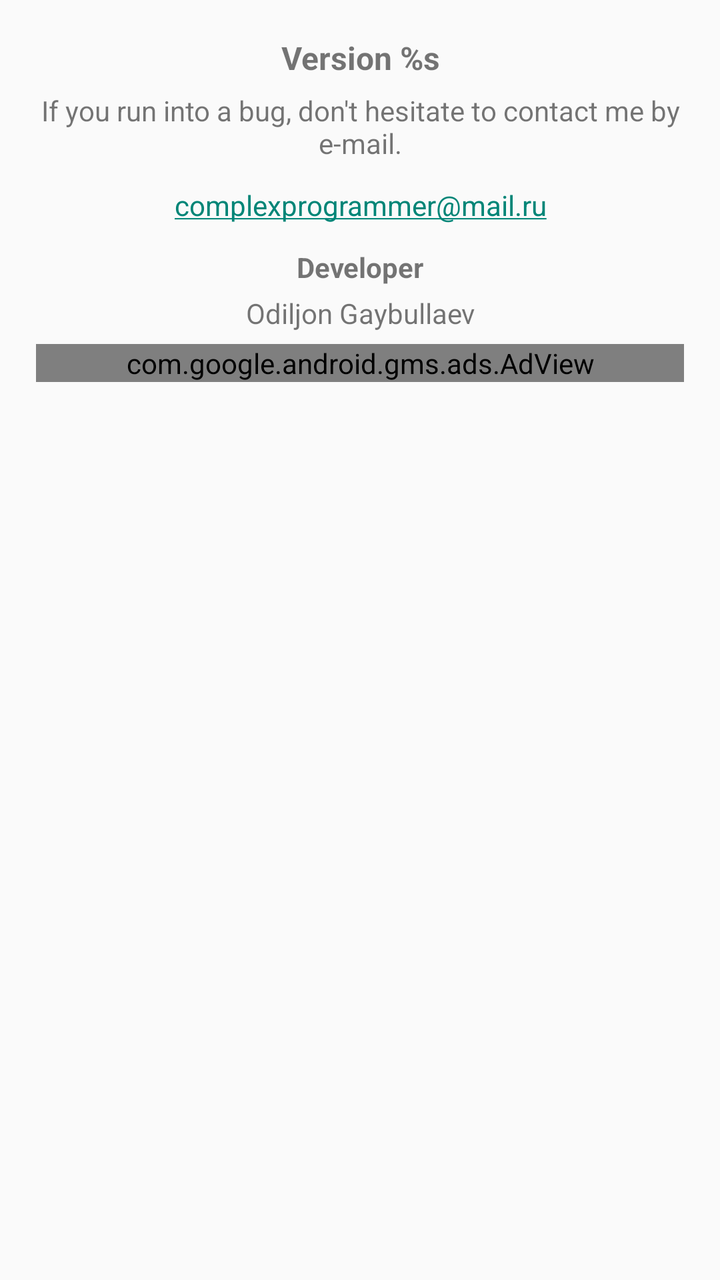
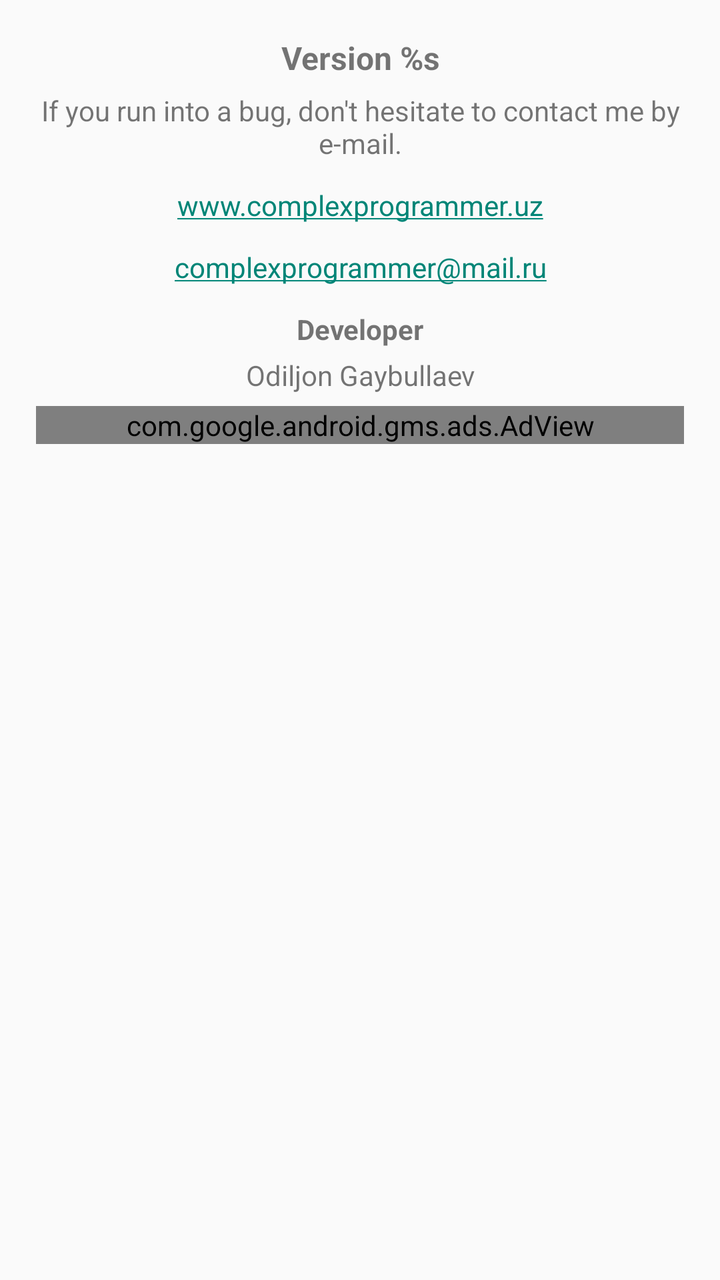

Screens rendered from an Android XML layout before and after an edit, with the pre-edit source and the edit as a unified diff.
<!-- AndroidManifest.xml: application theme Theme.AppCompat.Light.DarkActionBar -->
<!-- res/layout/about.xml -->
<?xml version="1.0" encoding="utf-8"?>
<ScrollView xmlns:android="http://schemas.android.com/apk/res/android"
    android:id="@+id/scrollView"
    android:layout_width="fill_parent"
    android:layout_height="fill_parent"
    android:orientation="vertical">

    <LinearLayout
        android:layout_width="fill_parent"
        android:layout_height="wrap_content"
        android:orientation="vertical"
        android:padding="18dp">

        <TextView
            android:id="@+id/version_label"
            android:layout_width="fill_parent"
            android:layout_height="wrap_content"
            android:gravity="center_horizontal"
            android:text="@string/version"
            android:textSize="16sp"
            android:textStyle="bold" />

        <TextView
            android:layout_width="fill_parent"
            android:layout_height="wrap_content"
            android:layout_marginTop="6dp"
            android:layout_marginBottom="6dp"
            android:autoLink="all"
            android:gravity="center"
            android:text="@string/send_me_bugs" />



        <TextView
            android:layout_width="fill_parent"
            android:layout_height="wrap_content"
            android:layout_marginTop="6dp"
            android:layout_marginBottom="6dp"
            android:autoLink="all"
            android:gravity="center_horizontal"
            android:text="@string/email" />

        <TextView
            android:layout_width="fill_parent"
            android:layout_height="wrap_content"
            android:layout_marginTop="6dp"
            android:layout_marginBottom="2dp"
            android:autoLink="all"
            android:gravity="center_horizontal"
            android:text="@string/developer_label"
            android:textStyle="bold" />

        <TextView
            android:layout_width="fill_parent"
            android:layout_height="wrap_content"
            android:layout_marginTop="2dp"
            android:layout_marginBottom="6dp"
            android:autoLink="all"
            android:gravity="center_horizontal"
            android:text="@string/developer" />
        <com.google.android.gms.ads.AdView
            xmlns:ads="http://schemas.android.com/apk/res-auto"
            android:id="@+id/adView"
            android:layout_width="fill_parent"
            android:layout_height="wrap_content"
            ads:adSize="SMART_BANNER"
            android:gravity="center_horizontal"
            ads:adUnitId="ca-app-pub-7773722896374259/8849931038">
        </com.google.android.gms.ads.AdView>
    </LinearLayout>

</ScrollView>
<!-- resources referenced by this layout -->
<resources>
  <string name="developer">Odiljon Gaybullaev</string>
  <string name="developer_label">Developer</string>
  <string name="email">complexprogrammer@mail.ru</string>
  <string name="send_me_bugs">If you run into a bug, don\'t hesitate to contact me by e-mail.</string>
  <string name="version">Version %s</string>
</resources>

<!-- the commit's change to res/layout/about.xml (unified diff, before → after) -->
@@ -29,7 +29,14 @@
             android:gravity="center"
             android:text="@string/send_me_bugs" />
 
-
+        <TextView
+            android:layout_width="fill_parent"
+            android:layout_height="wrap_content"
+            android:layout_marginTop="6dp"
+            android:layout_marginBottom="6dp"
+            android:autoLink="all"
+            android:gravity="center_horizontal"
+            android:text="@string/site_url" />
 
         <TextView
             android:layout_width="fill_parent"
<!-- resource entries referenced after the edit -->
@@ -4,6 +4,7 @@
   <string name="developer_label">Developer</string>
   <string name="email">complexprogrammer@mail.ru</string>
   <string name="send_me_bugs">If you run into a bug, don\'t hesitate to contact me by e-mail.</string>
+  <string name="site_url">www.complexprogrammer.uz</string>
   <string name="version">Version %s</string>
 </resources>
 
